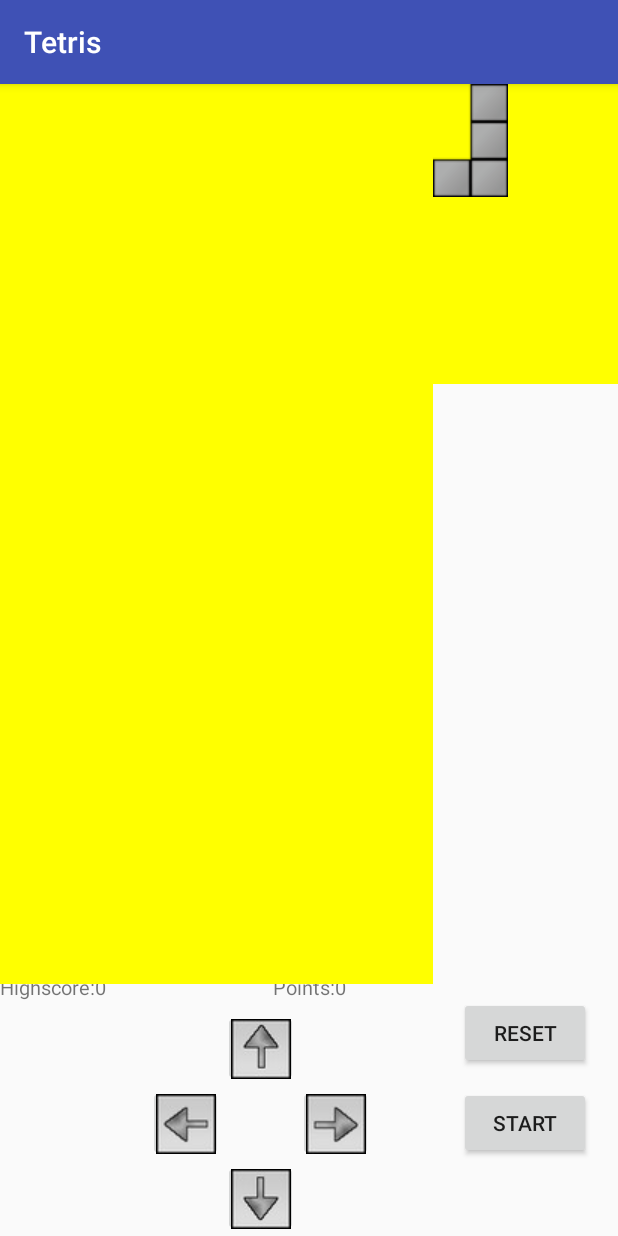
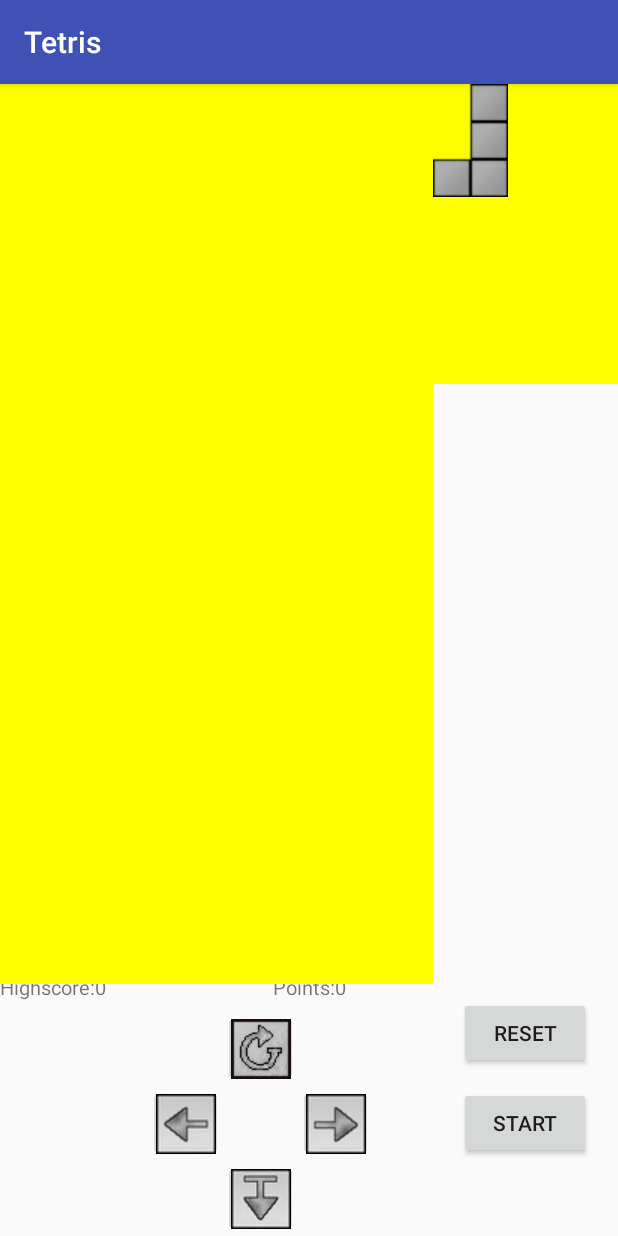
Before and after one commit to Kmooyang/Android-Tetris, an Android app: the screen it shows after launch (MainActivity), on a phone screen of 412 x 824 dp. Run offline under Robolectric (Android 15) with nearby library versions, the phone set to English and light mode, and no system bars.

```diff
--- a/app/src/main/res/layout/activity_main.xml
+++ b/app/src/main/res/layout/activity_main.xml
@@ -49,7 +49,7 @@
                 android:layout_height="50dp"
                 android:layout_above="@+id/rightButton"
                 android:layout_toStartOf="@+id/rightButton"
-                android:src="@drawable/arrowup" />
+                android:src="@drawable/arrowrotate" />
 
             <ImageButton
                 android:id="@+id/leftButton"
```
Also changed, not shown: app/src/main/res/drawable-v17/arrowdown.jpeg (added), app/src/main/res/drawable-v17/arrowrotate.jpeg (added), app/src/main/res/drawable/arrowdown.jpeg (deleted).
